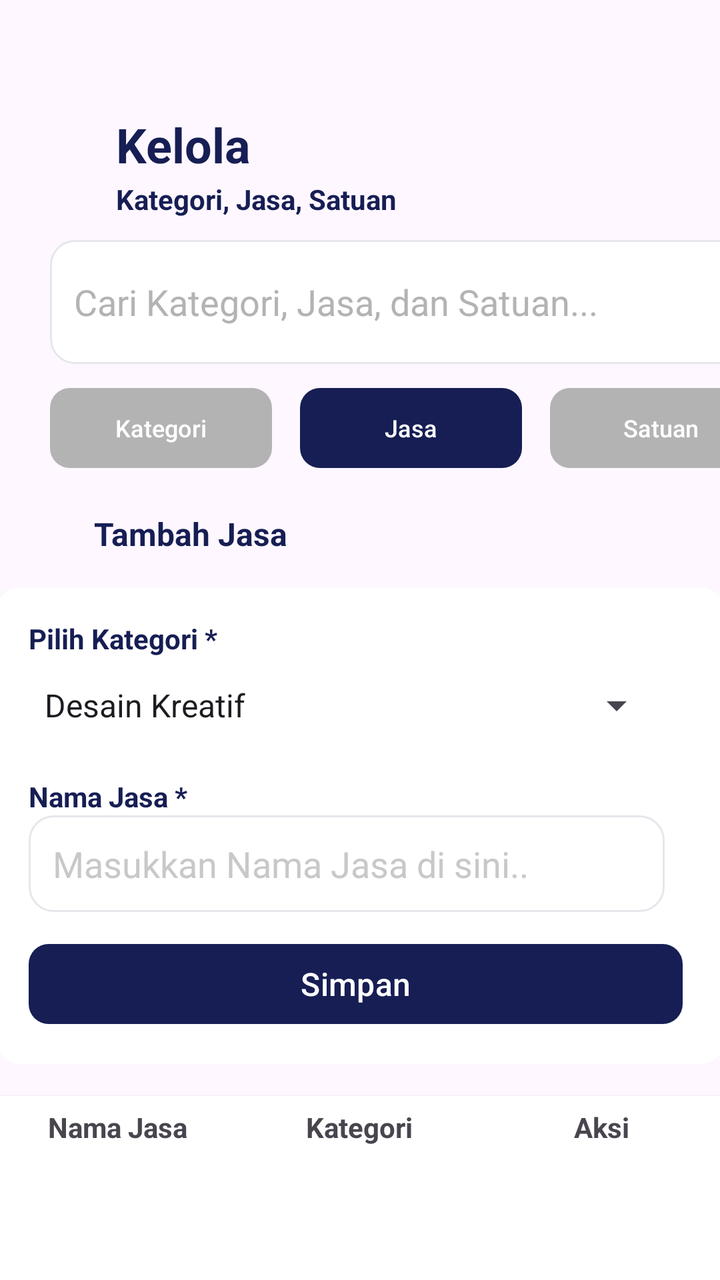
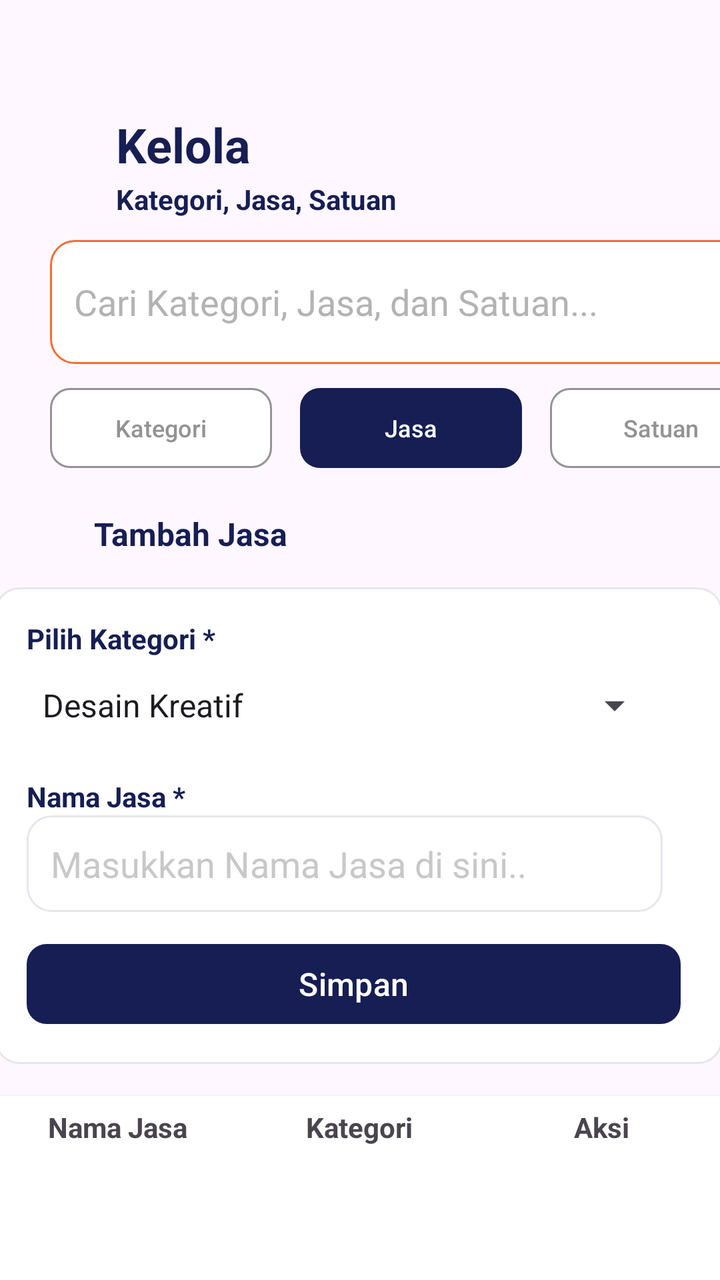

Screens rendered from an Android XML layout before and after an edit, with the pre-edit source and the edit as a unified diff.
<!-- AndroidManifest.xml: application theme Theme.KelolaJasa -->
<!-- res/layout/activity_main.xml -->
<?xml version="1.0" encoding="utf-8"?>
<androidx.constraintlayout.widget.ConstraintLayout xmlns:android="http://schemas.android.com/apk/res/android"
    xmlns:app="http://schemas.android.com/apk/res-auto"
    xmlns:tools="http://schemas.android.com/tools"
    android:id="@+id/main"
    android:layout_width="match_parent"
    android:layout_height="match_parent"
    app:layout_constraintStart_toStartOf="parent"
    app:layout_constraintTop_toTopOf="parent"
    android:fontFamily="inter">

    <TextView
        android:id="@+id/title"
        android:layout_width="wrap_content"
        android:layout_height="wrap_content"
        android:layout_marginStart="58dp"
        android:layout_marginTop="56dp"
        android:text="Kelola"
        android:textColor="#161E54"
        android:textSize="24sp"
        android:textStyle="bold"
        tools:ignore="MissingConstraints"
        app:layout_constraintStart_toStartOf="parent"
        app:layout_constraintTop_toTopOf="parent" />

    <TextView
        android:id="@+id/textView"
        android:layout_width="wrap_content"
        android:layout_height="wrap_content"
        android:layout_marginStart="58dp"
        android:layout_marginTop="90dp"
        android:text="@string/kategori_jasa_satuan"
        android:textColor="#161E54"
        android:textSize="14sp"
        android:textStyle="bold"
        tools:ignore="MissingConstraints"
        app:layout_constraintStart_toStartOf="parent"
        app:layout_constraintTop_toTopOf="parent" />

    <com.google.android.material.button.MaterialButton
        android:id="@+id/btn1"
        android:layout_width="111dp"
        android:layout_height="48dp"
        android:layout_marginStart="25dp"
        android:layout_marginTop="190dp"
        android:text="Kategori"
        android:textColor="#FFFFFF"
        android:textSize="12sp"
        app:backgroundTint="#B3B3B3"
        app:cornerRadius="10dp"
        tools:ignore="MissingConstraints,DuplicateSpeakableTextCheck"
        app:layout_constraintStart_toStartOf="parent"
        app:layout_constraintTop_toTopOf="parent" />

    <com.google.android.material.button.MaterialButton
        android:id="@+id/btn2"
        android:layout_width="111dp"
        android:layout_height="48dp"
        android:layout_marginStart="150dp"
        android:layout_marginTop="190dp"
        android:text="Jasa"
        android:textColor="#FFFFFF"
        android:textSize="12sp"
        app:backgroundTint="#161E54"
        app:cornerRadius="10dp"
        tools:ignore="MissingConstraints"
        app:layout_constraintStart_toStartOf="parent"
        app:layout_constraintTop_toTopOf="parent"/>

    <com.google.android.material.button.MaterialButton
        android:id="@+id/btn3"
        android:layout_width="111dp"
        android:layout_height="48dp"
        android:layout_marginStart="275dp"
        android:layout_marginTop="190dp"
        android:text="Satuan"
        android:textColor="#FFFFFF"
        android:textSize="12sp"
        app:backgroundTint="#B3B3B3"
        app:cornerRadius="10dp"
        tools:ignore="MissingConstraints,TextSizeCheck"
        app:layout_constraintStart_toStartOf="parent"
        app:layout_constraintTop_toTopOf="parent" />

    <TextView
        android:id="@+id/tambahjasa"
        android:layout_width="wrap_content"
        android:layout_height="wrap_content"
        android:layout_marginStart="47dp"
        android:layout_marginTop="256dp"
        android:text="@string/tambah_jasa"
        android:textColor="#161E54"
        android:textSize="16sp"
        android:textStyle="bold"
        app:layout_constraintStart_toStartOf="parent"
        app:layout_constraintTop_toTopOf="parent"
        tools:ignore="MissingConstraints" />

    <LinearLayout
        android:id="@+id/cardForm"
        android:layout_width="364dp"
        android:layout_height="wrap_content"
        android:layout_margin="16dp"
        android:background="@drawable/bg_card"
        android:orientation="vertical"
        android:padding="16dp"
        app:layout_constraintTop_toBottomOf="@+id/tambahjasa"
        app:layout_constraintStart_toStartOf="parent"
        app:layout_constraintEnd_toEndOf="parent"
        tools:ignore="MissingConstraints">


        <TextView
            android:layout_width="232dp"
            android:layout_height="19dp"
            android:text="@string/pilih_kategori"
            android:textColor="#161E54"
            android:textSize="14sp"
            android:textStyle="bold"
            app:layout_constraintStart_toStartOf="parent"
            app:layout_constraintTop_toTopOf="parent"
            tools:ignore="MissingConstraints" />

        <Spinner
            android:id="@+id/spinner"
            android:layout_width="318dp"
            android:layout_height="48dp"
            android:entries="@array/kategori_jasa"
            app:layout_constraintStart_toStartOf="parent"
            app:layout_constraintTop_toTopOf="parent"
            tools:ignore="MissingConstraints" />

        <TextView
            android:layout_width="232dp"
            android:layout_height="19dp"
            android:layout_marginTop="12dp"
            android:text="@string/nama_jasa"
            android:textColor="#161E54"
            android:textSize="14sp"
            android:textStyle="bold"
            app:layout_constraintStart_toStartOf="parent"
            app:layout_constraintTop_toTopOf="parent"
            tools:ignore="MissingConstraints" />

        <EditText
            android:id="@+id/editTextText4"
            android:layout_width="318dp"
            android:layout_height="wrap_content"
            android:background="@drawable/bg_search"
            android:ems="10"
            android:inputType="text"
            android:minHeight="48dp"
            android:padding="12dp"
            android:text="Masukkan Nama Jasa di sini.."
            android:textColor="#B7B3B3B3"
            app:layout_constraintStart_toStartOf="parent"
            app:layout_constraintTop_toTopOf="parent"
            tools:ignore="TextSizeCheck" />

        <com.google.android.material.button.MaterialButton
            android:id="@+id/button3"
            android:layout_width="327dp"
            android:layout_height="48dp"
            android:layout_marginTop="12dp"
            android:gravity="center"
            android:text="Simpan"
            android:textSize="16sp"
            app:backgroundTint="#161E54"
            app:cornerRadius="10dp"
            app:layout_constraintStart_toStartOf="parent"
            app:layout_constraintTop_toTopOf="parent"
            tools:ignore="MissingConstraints" />

    </LinearLayout>

    <LinearLayout
        android:id="@+id/linearLayout"
        android:layout_width="364dp"
        android:layout_height="309dp"
        android:layout_marginTop="16dp"
        android:background="#FFFFFF"
        android:elevation="2dp"
        android:orientation="horizontal"
        android:padding="0dp"
        app:layout_constraintEnd_toEndOf="parent"
        app:layout_constraintStart_toStartOf="parent"
        app:layout_constraintTop_toBottomOf="@+id/cardForm"
        tools:ignore="MissingConstraints">

        <TextView
            android:layout_width="121dp"
            android:layout_height="31dp"
            android:gravity="center"
            android:text="@string/namajasa"
            android:textSize="14sp"
            android:textStyle="bold" />

        <TextView
            android:layout_width="121dp"
            android:layout_height="31dp"
            android:gravity="center"
            android:text="@string/btnkategori"
            android:textSize="14sp"
            android:textStyle="bold" />

        <TextView
            android:layout_width="121dp"
            android:layout_height="31dp"
            android:gravity="center"
            android:text="@string/aksi"
            android:textSize="14sp"
            android:textStyle="bold" />

    </LinearLayout>

    <EditText
        android:id="@+id/editTextText3"
        android:layout_width="361dp"
        android:layout_height="62dp"
        android:layout_marginStart="25dp"
        android:layout_marginTop="120dp"
        android:background="@drawable/bg_search"
        android:padding="12dp"
        android:inputType="text"
        android:text="Cari Kategori, Jasa, dan Satuan..."
        android:textColor="#B3B3B3"
        tools:ignore="MissingConstraints"
        app:layout_constraintTop_toBottomOf="@+id/textView"
        app:layout_constraintStart_toStartOf="parent"
        app:layout_constraintTop_toTopOf="parent" />


</androidx.constraintlayout.widget.ConstraintLayout>
<!-- resources referenced by this layout -->
<resources>
  <string-array name="kategori_jasa">
          <item>Desain Kreatif</item>
          <item>Teknisi Perbaikan</item>
          <item>Foto/Videografi</item>
          <item>Pendidikan/Les</item>
          <item>IT Digital</item>
          <item>Rumah Tangga</item>
          <item>Tukang Kontruksi</item>
          <item>Event Hiburan</item>
      </string-array>
  <!-- drawable bg_card (drawable) -->
  <shape xmlns:android="http://schemas.android.com/apk/res/android">
      <solid android:color="#FFFFFF"/>
      <corners android:radius="12dp"/>
  </shape>
  <!-- drawable bg_search (drawable) -->
  <shape xmlns:android="http://schemas.android.com/apk/res/android">
      <solid android:color="#FFFFFF"/>
      <stroke android:width="1dp" android:color="#E5E7EB"/>
      <corners android:radius="12dp"/>
  </shape>
  <string name="aksi">Aksi</string>
  <string name="btnkategori">Kategori</string>
  <string name="kategori_jasa_satuan">Kategori, Jasa, Satuan</string>
  <string name="nama_jasa">Nama Jasa *</string>
  <string name="namajasa">Nama Jasa</string>
  <string name="pilih_kategori">Pilih Kategori *</string>
  <string name="tambah_jasa">Tambah Jasa</string>
  <style name="Theme.KelolaJasa" parent="Base.Theme.KelolaJasa" />
  <style name="Base.Theme.KelolaJasa" parent="Theme.Material3.DayNight.NoActionBar">
          
          
      </style>
</resources>

<!-- the commit's change to res/layout/activity_main.xml (unified diff, before → after) -->
@@ -44,10 +44,12 @@
         android:layout_marginStart="25dp"
         android:layout_marginTop="190dp"
         android:text="Kategori"
-        android:textColor="#FFFFFF"
+        android:textColor="#939393"
         android:textSize="12sp"
-        app:backgroundTint="#B3B3B3"
+        app:backgroundTint="#FFFFFF"
         app:cornerRadius="10dp"
+        app:strokeColor="#939393"
+        app:strokeWidth="1dp"
         tools:ignore="MissingConstraints,DuplicateSpeakableTextCheck"
         app:layout_constraintStart_toStartOf="parent"
         app:layout_constraintTop_toTopOf="parent" />
@@ -74,13 +76,15 @@
         android:layout_marginStart="275dp"
         android:layout_marginTop="190dp"
         android:text="Satuan"
-        android:textColor="#FFFFFF"
+        android:textColor="#939393"
         android:textSize="12sp"
-        app:backgroundTint="#B3B3B3"
+        app:backgroundTint="#FFFFFF"
         app:cornerRadius="10dp"
-        tools:ignore="MissingConstraints,TextSizeCheck"
-        app:layout_constraintStart_toStartOf="parent"
-        app:layout_constraintTop_toTopOf="parent" />
+        app:layout_constraintStart_toStartOf="parent"
+        app:layout_constraintTop_toTopOf="parent"
+        app:strokeColor="#939393"
+        app:strokeWidth="1dp"
+        tools:ignore="MissingConstraints,TextSizeCheck" />
 
     <TextView
         android:id="@+id/tambahjasa"
@@ -104,9 +108,10 @@
         android:background="@drawable/bg_card"
         android:orientation="vertical"
         android:padding="16dp"
+        app:layout_constraintEnd_toEndOf="parent"
+        app:layout_constraintHorizontal_bias="0.531"
+        app:layout_constraintStart_toStartOf="parent"
         app:layout_constraintTop_toBottomOf="@+id/tambahjasa"
-        app:layout_constraintStart_toStartOf="parent"
-        app:layout_constraintEnd_toEndOf="parent"
         tools:ignore="MissingConstraints">
 
 
@@ -146,7 +151,7 @@
             android:id="@+id/editTextText4"
             android:layout_width="318dp"
             android:layout_height="wrap_content"
-            android:background="@drawable/bg_search"
+            android:background="@drawable/bg_card"
             android:ems="10"
             android:inputType="text"
             android:minHeight="48dp"
<!-- resource entries referenced after the edit -->
@@ -13,12 +13,13 @@
   <!-- drawable bg_card (drawable) -->
   <shape xmlns:android="http://schemas.android.com/apk/res/android">
       <solid android:color="#FFFFFF"/>
+      <stroke android:width="1dp" android:color="#E5E7EB"/>
       <corners android:radius="12dp"/>
   </shape>
   <!-- drawable bg_search (drawable) -->
   <shape xmlns:android="http://schemas.android.com/apk/res/android">
       <solid android:color="#FFFFFF"/>
-      <stroke android:width="1dp" android:color="#E5E7EB"/>
+      <stroke android:width="1dp" android:color="#F16D34"/>
       <corners android:radius="12dp"/>
   </shape>
   <string name="aksi">Aksi</string>
